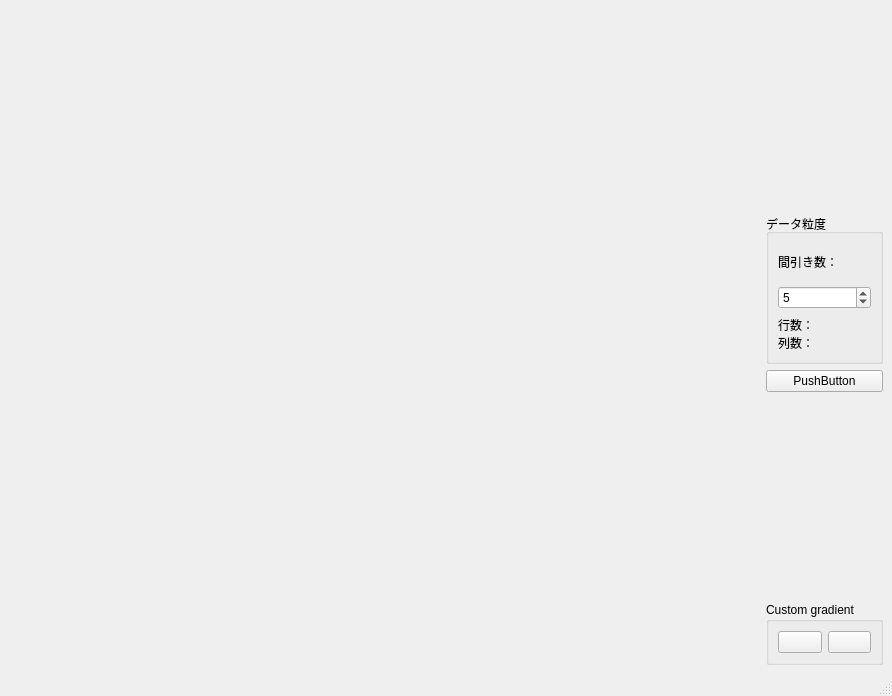
The window that trade_monitor/trade_monitor/gapfill/gapfill_heatmap.ui (takkin-takilog/namake-trader) describes before a commit, drawn with Qt 5.
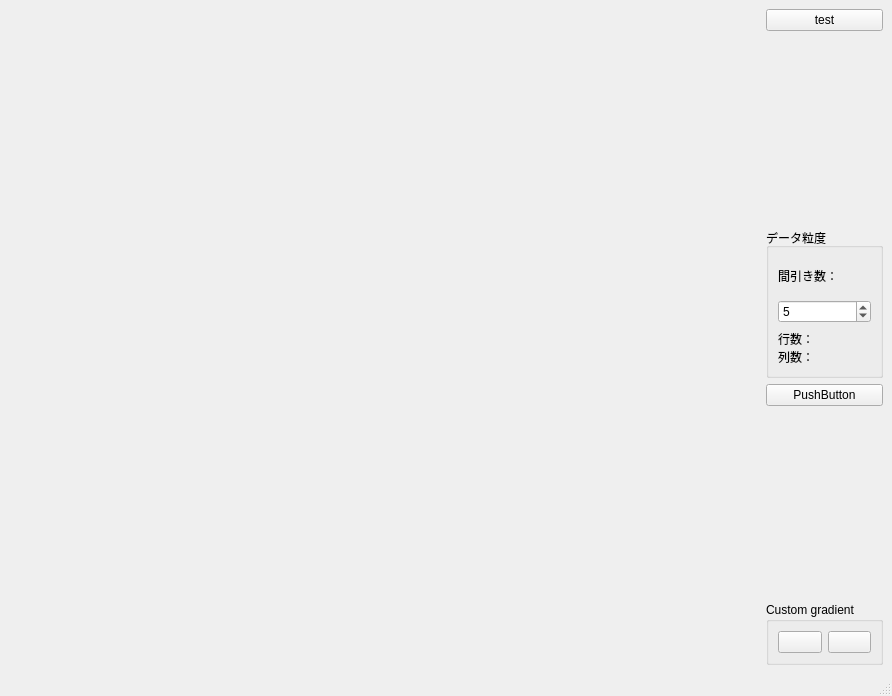
The same window after the commit.

```diff
--- a/trade_monitor/trade_monitor/gapfill/gapfill_heatmap.ui
+++ b/trade_monitor/trade_monitor/gapfill/gapfill_heatmap.ui
@@ -35,7 +35,7 @@
       </property>
       <property name="minimumSize">
        <size>
-        <width>80</width>
+        <width>100</width>
         <height>0</height>
        </size>
       </property>
@@ -49,6 +49,13 @@
     </item>
     <item>
      <layout class="QVBoxLayout" name="verticalLayout">
+      <item>
+       <widget class="QPushButton" name="pushButton_test">
+        <property name="text">
+         <string>test</string>
+        </property>
+       </widget>
+      </item>
       <item>
        <spacer name="verticalSpacer">
         <property name="orientation">
@@ -83,6 +90,9 @@
          </item>
          <item>
           <widget class="QSpinBox" name="spinBox_ThinOut">
+           <property name="minimum">
+            <number>1</number>
+           </property>
            <property name="maximum">
             <number>20</number>
            </property>
```
